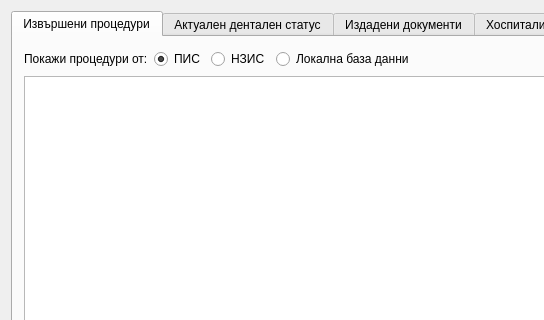
Qt form src/View/Widgets/PatientHistoryDialog.ui (thefinalcutbg/DinoDent) before a commit; both pictures show x 0 to 544 and y 0 to 320 of the 1160 by 601 pixel window.
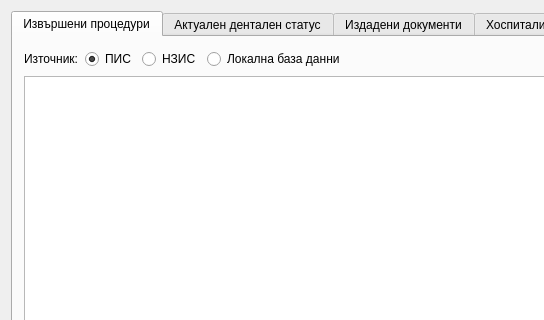
The same form after that commit. The open tabs and pages were chosen to show the change. Custom widgets are drawn as their Qt base class.

```diff
--- a/src/View/Widgets/PatientHistoryDialog.ui
+++ b/src/View/Widgets/PatientHistoryDialog.ui
@@ -29,7 +29,7 @@
          <item>
           <widget class="QLabel" name="label">
            <property name="text">
-            <string>Покажи процедури от:</string>
+            <string>Източник:</string>
            </property>
           </widget>
          </item>
```
Left out of the diff: 4 changed lines with no effect on the pictures.
